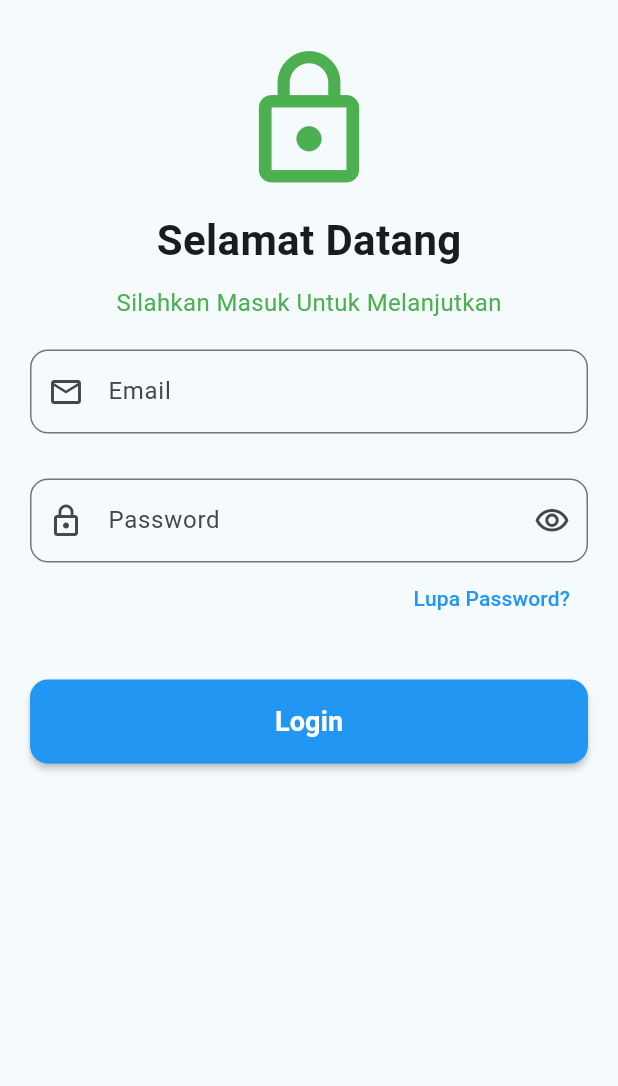
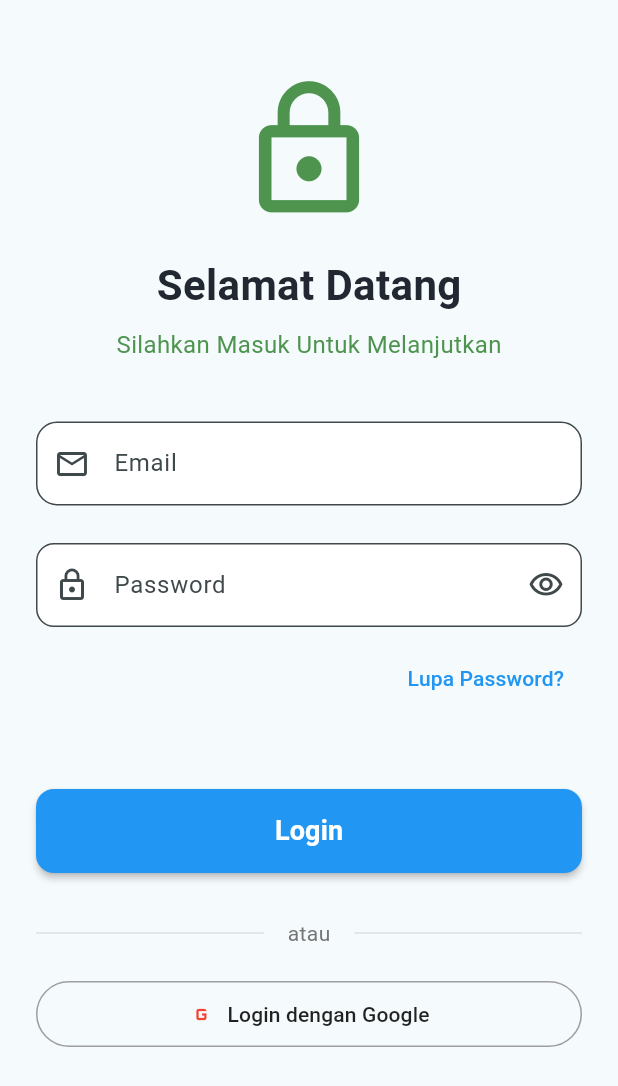
Before and after one commit to cendyal-hub/KB1179_1123150136_UTS, a Flutter app: the Login screen opened directly, on a phone screen of 412 x 824 dp. Shown: the top 1086 px of the screen. Run offline on Flutter 3.47's test engine with Material 3 defaults, Android fonts, the phone set to English and light mode, and no system bars.

Commit message:
menambahkan Button Login dengan Google di file Login

```diff
--- a/lib/screen/Login.dart
+++ b/lib/screen/Login.dart
@@ -8,7 +8,7 @@ class Login extends StatelessWidget {
     return Scaffold(
       body: SingleChildScrollView(
         child: Container(
-          padding: const EdgeInsets.all(20.0),
+          padding: const EdgeInsets.symmetric(horizontal: 24, vertical: 40),
           child: Center(
             child: Column(
               mainAxisAlignment: MainAxisAlignment.center,
@@ -18,40 +18,41 @@ class Login extends StatelessWidget {
                 const Icon(
                   Icons.lock_outline,
                   size: 100.0,
-                  color: Colors.green,
+                  color: Color(0xFF4E944F),
                 ),
-                SizedBox(height: 10),
+                SizedBox(height: 20),
                 Center(
                   child: Text(
                     "Selamat Datang",
                     style: TextStyle(
                       fontSize: 28.0,
                       fontWeight: FontWeight.bold,
+                      color: Color(0xFF222831),
                     ),
                   ),
                 ),
-                SizedBox(height: 10),
+                SizedBox(height: 8),
                 Center(
-                    child: Text("Silahkan Masuk Untuk Melanjutkan",
-                      style: TextStyle(
-                        fontSize: 16.0,
-                        color: Colors.green,
+                  child: Text(
+                    "Silahkan Masuk Untuk Melanjutkan",
+                    style: TextStyle(fontSize: 16.0, color: Color(0xFF4E944F)),
                   ),
                 ),
-                ),
-                SizedBox(height: 20),
+                SizedBox(height: 40),
                 TextField(
                   keyboardType: TextInputType.emailAddress,
                   decoration: InputDecoration(
                     labelText: "Email",
                     hintText: "Masukkan Email Anda!",
                     prefixIcon: const Icon(Icons.email_outlined),
+                    filled: true,
+                    fillColor: Colors.white,
                     border: OutlineInputBorder(
-                      borderRadius: BorderRadius.circular(12),
-                    )
+                      borderRadius: BorderRadius.circular(14),
                     ),
                   ),
-                SizedBox(height: 30),
+                ),
+                SizedBox(height: 25),
                 TextField(
                   obscureText: true,
                   decoration: InputDecoration(
@@ -59,27 +60,27 @@ class Login extends StatelessWidget {
                     hintText: 'Masukkan Password Anda',
                     prefixIcon: const Icon(Icons.lock_outline),
                     suffixIcon: const Icon(Icons.visibility_outlined),
+                    filled: true,
+                    fillColor: Colors.white,
                     border: OutlineInputBorder(
                       borderRadius: BorderRadius.circular(12),
-                    )
                     ),
                   ),
+                ),
+                SizedBox(height: 10),
                 Align(
                   alignment: Alignment.centerRight,
                   child: TextButton(
-                    onPressed: () {
-
-                  }, child: const Text(
+                    onPressed: () {},
+                    child: const Text(
                       "Lupa Password?",
-                    style: TextStyle(
-                      fontSize: 14.0,
-                      color: Colors.blue,
+                      style: TextStyle(fontSize: 14.0, color: Colors.blue),
                     ),
                   ),
                 ),
-                ),
-                SizedBox(height: 30),
-                ElevatedButton(onPressed: () {},
+                SizedBox(width: double.infinity, height: 50),
+                ElevatedButton(
+                  onPressed: () {},
                   style: ElevatedButton.styleFrom(
                     backgroundColor: Colors.blue,
                     padding: const EdgeInsets.symmetric(vertical: 15),
@@ -95,7 +96,40 @@ class Login extends StatelessWidget {
                       color: Colors.white,
                       fontWeight: FontWeight.bold,
                     ),
-                ),)
+                  ),
+                ),
+                const SizedBox(height: 30),
+                Row(
+                  children: [
+                    Expanded(child: Divider(color: Colors.grey[300])),
+                    Padding(
+                      padding: const EdgeInsets.symmetric(horizontal: 16),
+                      child: Text(
+                        "atau",
+                        style: TextStyle(color: Colors.grey[600]),
+                      ),
+                    ),
+                    Expanded(child: Divider(color: Colors.grey[300])),
+                  ],
+                ),
+                const SizedBox(height: 20),
+                OutlinedButton.icon(
+                  onPressed: () {},
+                  icon: const Icon(Icons.g_mobiledata, color: Colors.red),
+                  label: const Text("Login dengan Google", style: TextStyle(
+                    color: Colors.black87,
+                  ),
+                  ),
+                  style: OutlinedButton.styleFrom(
+                    padding: const EdgeInsets.symmetric(vertical: 12),
+                    shape: RoundedRectangleBorder(
+                      borderRadius: BorderRadius.circular(100),
+                    ),
+                    side: const BorderSide(
+                      color: Colors.grey
+                    )
+                  )
+                ),
               ],
             ),
           ),
```
Lines whose indentation alone changed are shown as unchanged.
